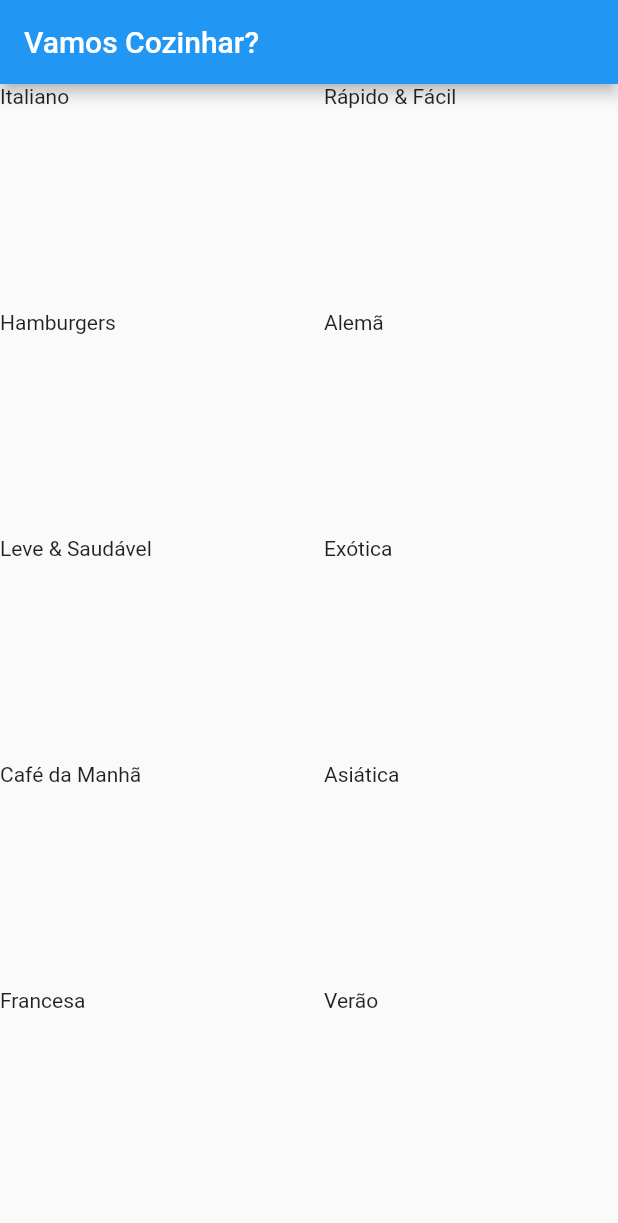
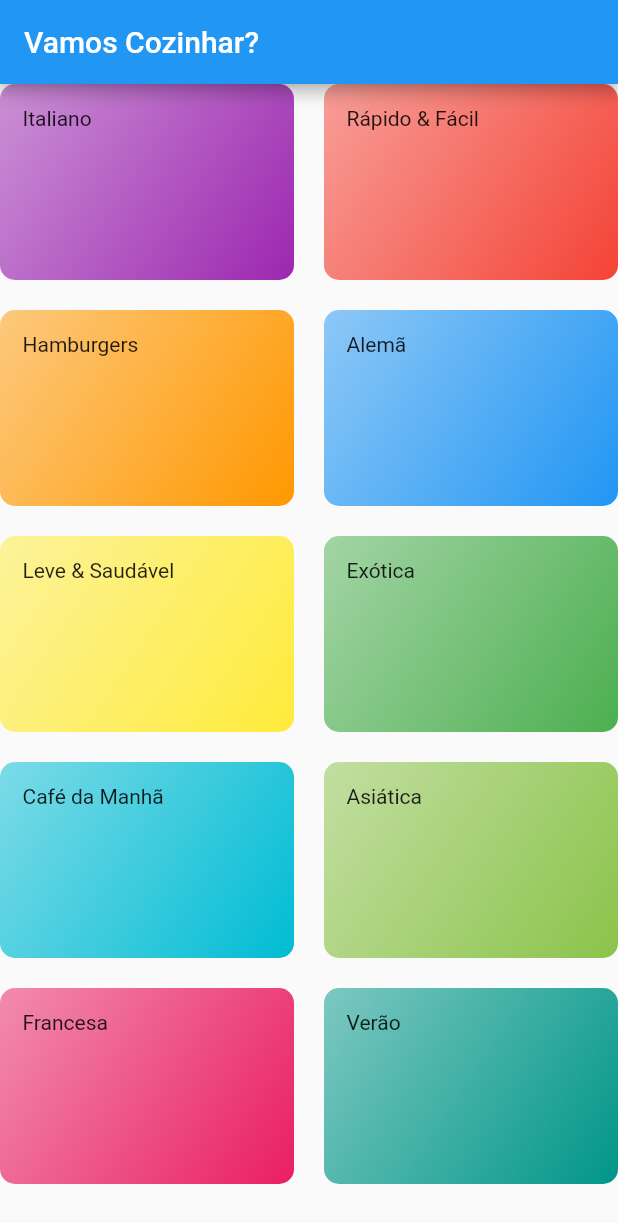
Before and after one commit to JhollRibeiro/Flutter-Cod3r-Projeto_Meals, a Flutter app: the screen it shows after launch, on a phone screen of 412 x 824 dp. Shown: the top 1223 px of the screen. Run offline on Flutter 3.47's test engine with Material 2 defaults, Android fonts, the phone set to English and light mode, and no system bars.

Commit message:
Seção 7: Navegação & Múltiplas Telas - Flutter - Aula 182. Componente Item Categoria

```diff
--- a/meals/lib/components/category_item.dart
+++ b/meals/lib/components/category_item.dart
@@ -11,7 +11,19 @@ class CategoryItem extends StatelessWidget {
 
   @override
   Widget build(BuildContext context) {
-    return SizedBox(
+    return Container(
+      padding: const EdgeInsets.all(15),
+      decoration: BoxDecoration(
+        borderRadius: BorderRadius.circular(10),
+        gradient: LinearGradient(
+          colors: [
+            category.color.withOpacity(0.5),
+            category.color,
+          ],
+          begin: Alignment.topLeft,
+          end: Alignment.bottomRight,
+        ),
+      ),
       child: Text(category.title),
     );
   }
```
